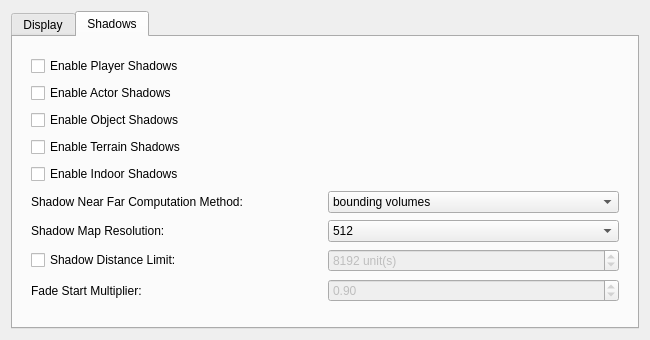
Qt form files/ui/graphicspage.ui (nikamigaming-create/nikami-openmw-lab) before a commit.
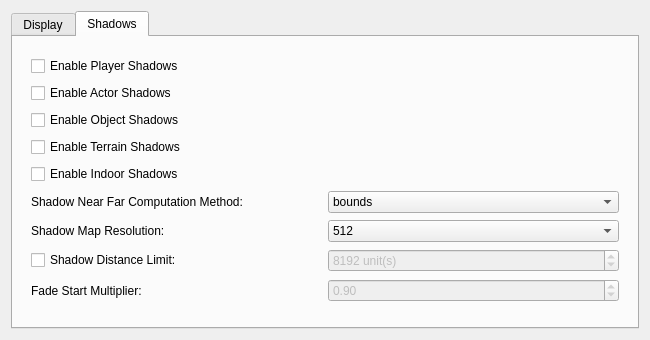
The same form after that commit. The open tabs and pages were chosen to show the change.

Commit message: fix unrelated rst issue; rename to bounds

```diff
--- a/files/ui/graphicspage.ui
+++ b/files/ui/graphicspage.ui
@@ -266,7 +266,7 @@
            <widget class="QComboBox" name="shadowNearFarComputationComboBox">
             <item>
              <property name="text">
-              <string>bounding volumes</string>
+              <string>bounds</string>
              </property>
             </item>
             <item>
```
The commit also changes 2 other files.
